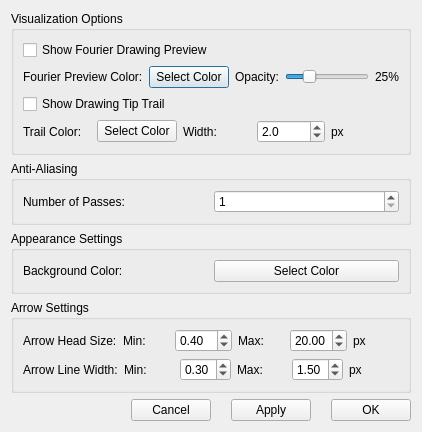
Qt form fourier_visualizer/ui/settings_dialog.ui (ignacevau/fourier-visualizer) before a commit.
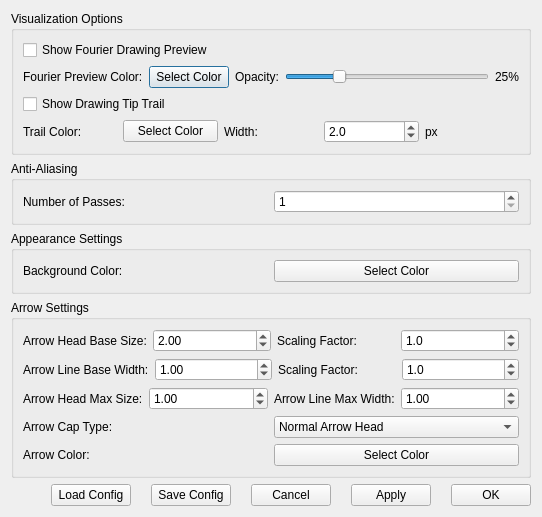
The same form after that commit.

Commit message: feat: Update UI with some extra settings

What changed in the file:
```diff
--- a/fourier_visualizer/ui/settings_dialog.ui
+++ b/fourier_visualizer/ui/settings_dialog.ui
@@ -201,125 +201,216 @@
         <item>
          <widget class="QLabel" name="labelArrowHeadSize">
           <property name="text">
-           <string>Arrow Head Size:</string>
+                                            <string>Arrow Head Base Size:</string>
           </property>
          </widget>
         </item>
         <item>
-         <widget class="QLabel" name="labelArrowHeadMinSize">
+                                    <widget class="QDoubleSpinBox" name="doubleSpinBoxArrowHeadBaseSize">
+                                        <property name="minimum">
+                                            <double>0.01</double>
+                                        </property>
+                                        <property name="maximum">
+                                            <double>100.0</double>
+                                        </property>
+                                        <property name="value">
+                                            <double>2.0</double>
+                                        </property>
+                                        <property name="singleStep">
+                                            <double>0.01</double>
+                                        </property>
+                                        <property name="decimals">
+                                            <number>2</number>
+                                        </property>
+                                    </widget>
+                                </item>
+                                <item>
+                                    <widget class="QLabel" name="labelArrowHeadScalingFactor">
           <property name="text">
-           <string>Min:</string>
+                                            <string>Scaling Factor:</string>
           </property>
          </widget>
         </item>
         <item>
          <widget class="QDoubleSpinBox" name="doubleSpinBoxArrowHeadMinSize">
           <property name="minimum">
-           <double>0.1</double>
+                                            <double>0.0</double>
           </property>
           <property name="maximum">
            <double>50.0</double>
           </property>
           <property name="value">
-           <double>0.4</double>
+                                            <double>1.0</double>
           </property>
           <property name="singleStep">
            <double>0.1</double>
           </property>
-         </widget>
-        </item>
+                                        <property name="decimals">
+                                            <number>1</number>
+                                        </property>
+                                    </widget>
+                                </item>
+                            </layout>
+                        </item>
+                        <!-- Arrow Line Base Width and Scaling Factor -->
+                        <item>
+                            <layout class="QHBoxLayout" name="horizontalLayoutArrowLineWidth">
+                                <item>
+                                    <widget class="QLabel" name="labelArrowLineBaseWidth">
+                                        <property name="text">
+                                            <string>Arrow Line Base Width:</string>
+                                        </property>
+                                    </widget>
+                                </item>
+                                <item>
+                                    <widget class="QDoubleSpinBox" name="doubleSpinBoxArrowLineBaseWidth">
+                                        <property name="minimum">
+                                            <double>0.01</double>
+                                        </property>
+                                        <property name="maximum">
+                                            <double>10.0</double>
+                                        </property>
+                                        <property name="value">
+                                            <double>1.0</double>
+                                        </property>
+                                        <property name="singleStep">
+                                            <double>0.01</double>
+                                        </property>
+                                        <property name="decimals">
+                                            <number>2</number>
+                                        </property>
+                                    </widget>
+                                </item>
+                                <item>
+                                    <widget class="QLabel" name="labelArrowLineScalingFactor">
+                                        <property name="text">
+                                            <string>Scaling Factor:</string>
+                                        </property>
+                                    </widget>
+                                </item>
+                                <item>
+                                    <widget class="QDoubleSpinBox" name="doubleSpinBoxArrowLineScalingFactor">
+                                        <property name="minimum">
+                                            <double>0.0</double>
+                                        </property>
+                                        <property name="maximum">
+                                            <double>100.0</double>
+                                        </property>
+                                        <property name="value">
+                                            <double>1.0</double>
+                                        </property>
+                                        <property name="singleStep">
+                                            <double>0.1</double>
+                                        </property>
+                                        <property name="decimals">
+                                            <number>1</number>
+                                        </property>
+                                    </widget>
+                                </item>
+                            </layout>
+                        </item>
+                        <!-- Arrow Maximum Line Width and Maximum Head Size -->
+                        <item>
+                            <layout class="QHBoxLayout" name="horizontalLayoutArrowMaxima">
         <item>
          <widget class="QLabel" name="labelArrowHeadMaxSize">
           <property name="text">
-           <string>Max:</string>
+                                            <string>Arrow Head Max Size:</string>
           </property>
          </widget>
         </item>
         <item>
          <widget class="QDoubleSpinBox" name="doubleSpinBoxArrowHeadMaxSize">
           <property name="minimum">
-           <double>1.0</double>
+                                            <double>0.01</double>
           </property>
           <property name="maximum">
            <double>50.0</double>
           </property>
           <property name="value">
-           <double>20.0</double>
+                                            <double>1.0</double>
           </property>
           <property name="singleStep">
-           <double>0.1</double>
-          </property>
-         </widget>
-        </item>
-        <item>
-         <widget class="QLabel" name="labelArrowHeadSizePx">
-          <property name="text">
-           <string>px</string>
-          </property>
-         </widget>
-        </item>
-       </layout>
-      </item>
-      <!-- Arrow Line Width -->
-      <item>
-       <layout class="QHBoxLayout" name="horizontalLayoutArrowLineWidth">
-        <item>
-         <widget class="QLabel" name="labelArrowLineWidth">
-          <property name="text">
-           <string>Arrow Line Width:</string>
-          </property>
-         </widget>
-        </item>
-        <item>
-         <widget class="QLabel" name="labelArrowLineMinWidth">
-          <property name="text">
-           <string>Min:</string>
-          </property>
-         </widget>
-        </item>
-        <item>
-         <widget class="QDoubleSpinBox" name="doubleSpinBoxArrowLineMinWidth">
-          <property name="minimum">
-           <double>0.1</double>
-          </property>
-          <property name="maximum">
-           <double>5.0</double>
-          </property>
-          <property name="value">
-           <double>0.3</double>
-          </property>
-          <property name="singleStep">
-           <double>0.1</double>
+                                            <double>0.01</double>
+                                        </property>
+                                        <property name="decimals">
+                                            <number>2</number>
           </property>
          </widget>
         </item>
         <item>
          <widget class="QLabel" name="labelArrowLineMaxWidth">
           <property name="text">
-           <string>Max:</string>
+                                            <string>Arrow Line Max Width:</string>
           </property>
          </widget>
         </item>
         <item>
          <widget class="QDoubleSpinBox" name="doubleSpinBoxArrowLineMaxWidth">
           <property name="minimum">
-           <double>0.5</double>
+                                            <double>0.01</double>
           </property>
           <property name="maximum">
-           <double>5.0</double>
+                                            <double>20.0</double>
           </property>
           <property name="value">
-           <double>1.5</double>
+                                            <double>1.0</double>
           </property>
           <property name="singleStep">
            <double>0.1</double>
           </property>
-         </widget>
-        </item>
+                                        <property name="decimals">
+                                            <number>2</number>
+                                        </property>
+                                    </widget>
+                                </item>
+                            </layout>
+                        </item>
+                        <!-- Arrow Cap Type -->
         <item>
-         <widget class="QLabel" name="labelArrowLineWidthPx">
+                            <layout class="QHBoxLayout" name="horizontalLayoutArrowCapType">
+                                <item>
+                                    <widget class="QLabel" name="labelArrowCapType">
           <property name="text">
-           <string>px</string>
+                                            <string>Arrow Cap Type:</string>
+                                        </property>
+                                    </widget>
+                                </item>
+                                <item>
+                                    <widget class="QComboBox" name="comboBoxArrowCapType">
+                                        <item>
+                                            <property name="text">
+                                                <string>Normal Arrow Head</string>
+                                            </property>
+                                        </item>
+                                        <item>
+                                            <property name="text">
+                                                <string>No Arrow Cap</string>
+                                            </property>
+                                        </item>
+                                        <item>
+                                            <property name="text">
+                                                <string>Dot</string>
+                                            </property>
+                                        </item>
+                                    </widget>
+                                </item>
+                            </layout>
+                        </item>
+                        <!-- Arrow Color -->
+                        <item>
+                            <layout class="QHBoxLayout" name="horizontalLayoutArrowColor">
+                                <item>
+                                    <widget class="QLabel" name="labelArrowColor">
+                                        <property name="text">
+                                            <string>Arrow Color:</string>
+                                        </property>
+                                    </widget>
+                                </item>
+                                <item>
+                                    <widget class="QPushButton" name="buttonArrowColor">
+                                        <property name="text">
+                                            <string>Select Color</string>
           </property>
          </widget>
         </item>
@@ -348,6 +439,21 @@
        </property>
       </spacer>
      </item>
+                    <!-- Save and Load Buttons -->
+                    <item>
+                        <widget class="QPushButton" name="buttonLoadConfig">
+                            <property name="text">
+                                <string>Load Config</string>
+                            </property>
+                        </widget>
+                    </item>
+                    <item>
+                        <widget class="QPushButton" name="buttonSaveConfig">
+                            <property name="text">
+                                <string>Save Config</string>
+                            </property>
+                        </widget>
+                    </item>
      <!-- Dialog Buttons -->
      <item>
       <widget class="QPushButton" name="buttonCancel">
```
Left out of the diff: 6 changed lines with no effect on the pictures. Lines whose indentation alone changed are shown as unchanged. The commit also changes 11 other files.
